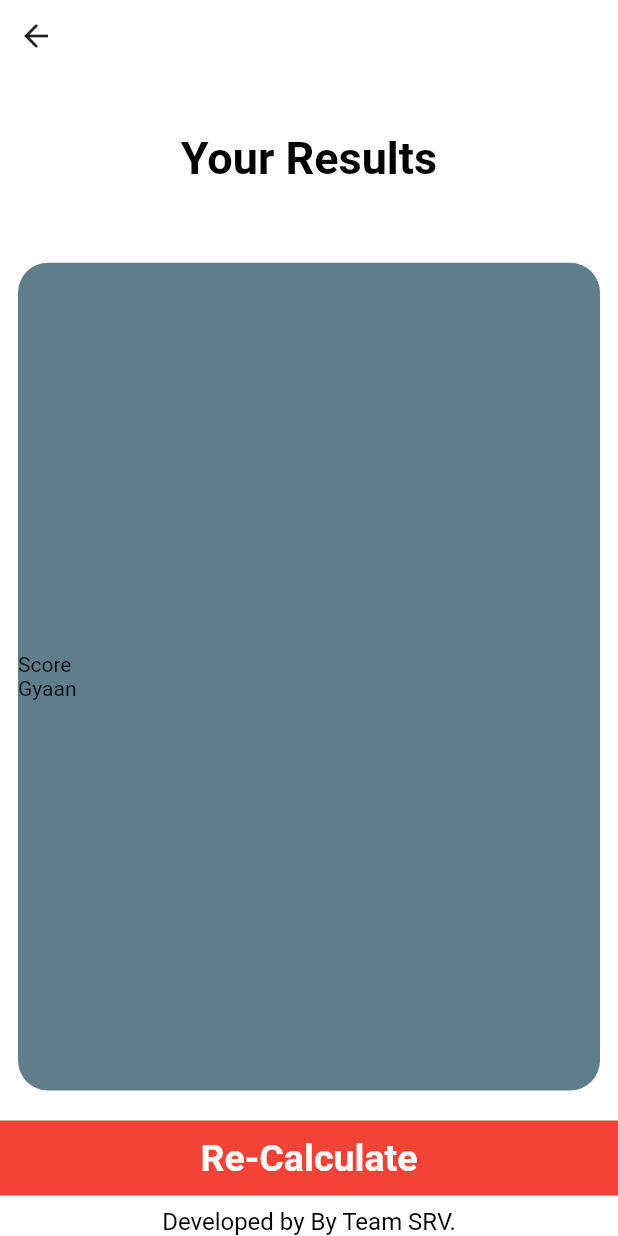
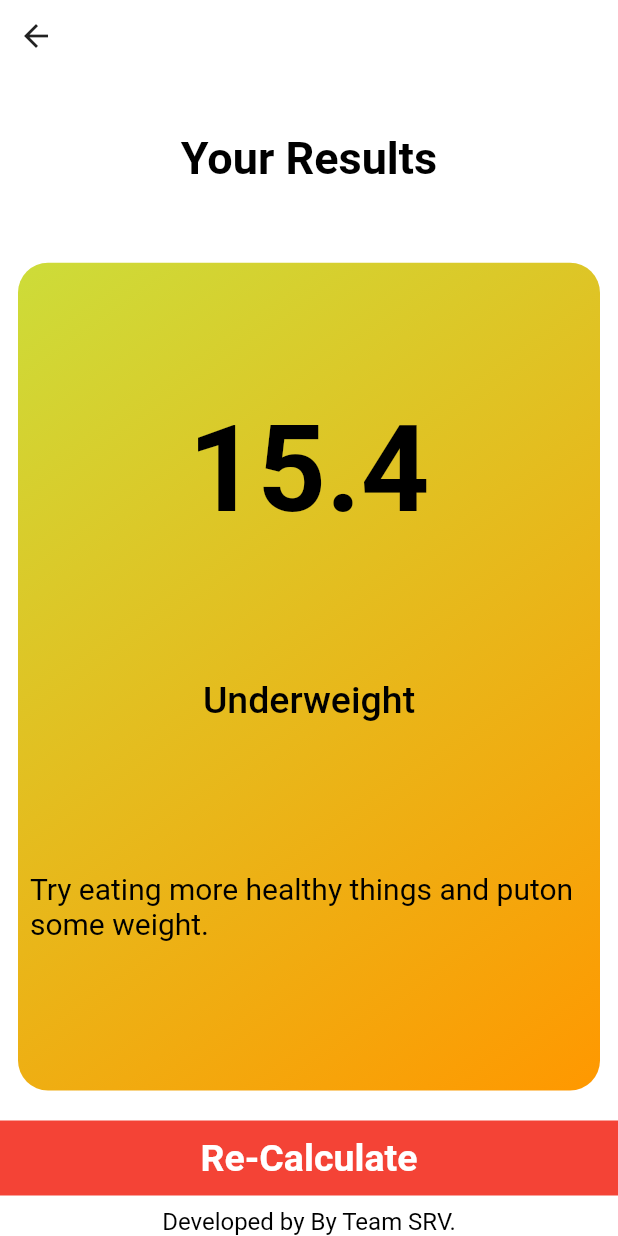
Before and after one commit to shashank2801/carely, a Flutter app: the BMI screen opened directly, after a tap on "Calculate", on a phone screen of 412 x 824 dp. Run offline on Flutter 3.47's test engine with Material 2 defaults, Android fonts, the phone set to English and light mode, and no system bars; our stand-ins replace animated_text_kit, cloud_firestore, firebase_auth, firebase_core, font_awesome_flutter; accounts and stored records are empty.

Commit message:
BMI Complete

```diff
--- a/lib/screens/bmi.dart
+++ b/lib/screens/bmi.dart
@@ -4,13 +4,14 @@ import 'package:carely/components/bottomButton.dart';
 import 'package:carely/components/customText.dart';
 import 'package:carely/components/reusableCard.dart';
 import 'package:carely/screens/bmi2.dart';
+import 'package:carely/services/calcBMI.dart';
 import 'package:carely/services/screen_navigation.dart';
 import 'package:carely/utils/constants.dart';
 import 'package:flutter/material.dart';
 import 'package:font_awesome_flutter/font_awesome_flutter.dart';
 
-const activated = Colors.white;
-const inactivated = Colors.blueGrey;
+const activated = Colors.blueGrey;
+const inactivated = grey;
 
 enum Gender {
   male,
@@ -31,11 +32,11 @@ class _BMIState extends State<BMI> {
   Widget build(BuildContext context) {
     return SafeArea(
       child: Scaffold(
-        backgroundColor: black,
+        backgroundColor: white,
         body: Column(
           crossAxisAlignment: CrossAxisAlignment.start,
           children: [
-            BackButton(color: white,),
+            BackButton(),
             Expanded(
               child: Row(
                 children: [
@@ -210,8 +211,27 @@ class _BMIState extends State<BMI> {
                 ],
               ),
             ),
-            BottomButton(onPress: (){changeScreen(context, BMIResult(age: age,weight: weight,height: height,));},label: "Calculate",),
-            BottomBanner(color: white,)
+            BottomButton(
+              onPress: () {
+                CalculatorBrain calc = CalculatorBrain(height, weight);
+
+                String bmi = calc.calcBMI();
+                String result = calc.getResult();
+                String interpret = calc.getInterpretation();
+
+                changeScreen(
+                    context,
+                    BMIResult(
+                      bmi: bmi,
+                      result: result,
+                      interpret: interpret,
+                    ));
+              },
+              label: "Calculate",
+            ),
+            BottomBanner(
+              color: black,
+            )
           ],
         ),
       ),
--- a/lib/screens/bmi2.dart
+++ b/lib/screens/bmi2.dart
@@ -10,12 +10,11 @@ enum Gender {
 }
 
 class BMIResult extends StatelessWidget {
-  final Gender selectedGender;
-  final int height, age, weight;
+  final String bmi, result, interpret;
 
-  const BMIResult(
-      {Key key, this.selectedGender, this.height, this.age, this.weight})
-      : super(key: key);
+  const BMIResult({Key key, this.bmi, this.result, this.interpret}) : super(key: key);
+
+
   @override
   Widget build(BuildContext context) {
     return SafeArea(
@@ -46,15 +45,19 @@ class BMIResult extends StatelessWidget {
                 padding: const EdgeInsets.all(12.0),
                 child: Container(
                   decoration: BoxDecoration(
-                    color: Colors.blueGrey,
+                    gradient: LinearGradient(colors: [Colors.lime, Colors.orange],begin: Alignment.topLeft,end: Alignment.bottomRight),
                     borderRadius: BorderRadius.circular(20.0),
                   ),
                   child: Column(
-                    mainAxisAlignment: MainAxisAlignment.center,
-                    crossAxisAlignment: CrossAxisAlignment.stretch,
+                    mainAxisAlignment: MainAxisAlignment.spaceEvenly,
+                    crossAxisAlignment: CrossAxisAlignment.center,
                     children: [
-                      Text("Score"),
-                      Text("Gyaan"),
+                      CustomText(title:bmi,size: 80,weight: FontWeight.bold,),
+                      CustomText(title:result,size: 25,weight: FontWeight.w500,),
+                      Padding(
+                        padding: const EdgeInsets.all(8.0),
+                        child: CustomText(title:interpret,size: 20,),
+                      )
                     ],
                   ),
                 ),
--- a/lib/screens/dashboard.dart
+++ b/lib/screens/dashboard.dart
@@ -43,7 +43,6 @@ class _HomePageState extends State<HomePage> {
 
   @override
   Widget build(BuildContext context) {
-    String user;
     return SafeArea(
       child: Scaffold(
           backgroundColor: white,
@@ -67,11 +66,21 @@ class _HomePageState extends State<HomePage> {
             children: [
               CustomText(title: 'Hello, $_user'),
               MaterialButton(
+                elevation: 5,
+                color: Colors.red,
+                disabledColor: Colors.teal,
                 child: CustomText(title: "BMI"),
                 onPressed: (){changeScreen(context, BMI());},
               ),
             ],
-          )),
+          ),
+          bottomNavigationBar: Row(
+            children: [
+
+            ],
+          ),
+          ),
+
     );
   }
 }
--- /dev/null
+++ b/lib/services/calcBMI.dart
@@ -0,0 +1,33 @@
+import 'dart:math';
+
+import 'package:flutter/material.dart';
+
+class CalculatorBrain{
+  final int height,weight;
+
+  double _bmi;
+
+  CalculatorBrain(this.height, this.weight);
+  String calcBMI(){
+    _bmi = weight / pow((height/100),2);
+    return _bmi.toStringAsFixed(1);
+  }
+
+  String getResult(){
+    if(_bmi >=25)
+      return 'Overweight';
+    else if(_bmi>18.5)
+      return 'Normal';
+    else
+      return 'Underweight';
+  }
+
+  String getInterpretation(){
+    if(_bmi >=25)
+      return 'You are slightly over the edge. Try working out more often!';
+    else if(_bmi>18.5)
+      return 'Perfect. Try to maintain your lifestyle.';
+    else
+      return 'Try eating more healthy things and puton some weight.';
+  }
+}
```
